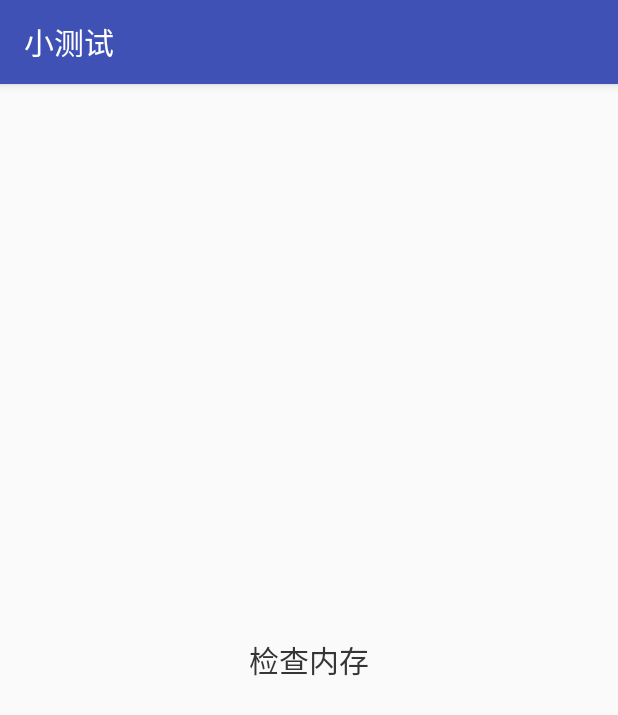
After one commit to 767455399/wq, an Android app: the LeakCanaryActivity screen opened directly, with no data from a screen before it, on a phone screen of 412 x 824 dp. The commit adds this screen. Shown: the top 715 px of the screen. Run offline under Robolectric (Android 15) with nearby library versions, the phone set to English and light mode, and no system bars.

Commit message:
1,添加webview开发中scheme，host的获取。 2，添加leakcanary内存泄漏监听。

```diff
--- a/app/build.gradle
+++ b/app/build.gradle
@@ -41,5 +41,9 @@ dependencies {
     compile "com.android.support:multidex:1.0.2"
     compile 'lib.gorden.rxbus2:rxbus:2.0.1'
 
+    debugCompile 'com.squareup.leakcanary:leakcanary-android:1.5'
+    releaseCompile 'com.squareup.leakcanary:leakcanary-android-no-op:1.5'
+    testCompile 'com.squareup.leakcanary:leakcanary-android-no-op:1.5'
+
 
 }
--- a/app/src/main/java/com/example/hasee/wq/activity/MainActivity.java
+++ b/app/src/main/java/com/example/hasee/wq/activity/MainActivity.java
@@ -12,11 +12,11 @@ import android.view.View;
 import android.widget.TextView;
 
 import com.example.hasee.wq.R;
-import com.example.hasee.wq.activity.menu.MenuActivity;
 import com.example.hasee.wq.fragment.ContentFragment;
 import com.example.hasee.wq.fragment.MineFragment;
 import com.example.hasee.wq.fragment.OrderFragment;
 import com.example.hasee.wq.fragment.ShopFragment;
+import com.example.hasee.wq.leakcanary.LeakCanaryActivity;
 
 public class MainActivity extends AppCompatActivity {
     private TabLayout tabLayout;
@@ -57,7 +57,7 @@ public class MainActivity extends AppCompatActivity {
             public void run() {
                 textView.setText("小泰科技");
 //                MenuActivity.actionStart(MainActivity.this,"王清","123");
-                startActivity(new Intent(MainActivity.this, MenuActivity.class));
+                startActivity(new Intent(MainActivity.this, LeakCanaryActivity.class));
             }
         }, 1000);
     }
--- /dev/null
+++ b/app/src/main/java/com/example/hasee/wq/leakcanary/LeakCanaryActivity.java
@@ -0,0 +1,54 @@
+package com.example.hasee.wq.leakcanary;
+
+import android.content.Intent;
+import android.os.Bundle;
+import android.support.v7.app.AppCompatActivity;
+import android.view.View;
+import android.widget.TextView;
+
+import com.example.hasee.wq.R;
+import com.example.hasee.wq.activity.LoginActivity;
+
+
+/**
+ * MainActivity 中点击按钮后，’test()’ 方法内部匿名内部类执行了耗时任务，并且同时 finish() 掉 MainActivity，但是此匿名内部类依然在运行任务，
+ * 并且隐式的持有 MainActivity 引用，导致 MainActivity 不能及时被 GC 回收，导致内存泄露。
+ */
+
+public class LeakCanaryActivity extends AppCompatActivity {
+    private TextView textView;
+
+    @Override
+    protected void onCreate(Bundle savedInstanceState) {
+        super.onCreate(savedInstanceState);
+        setContentView(R.layout.activity_leak_canary);
+        init();
+    }
+
+    private void init() {
+        textView=(TextView)findViewById(R.id.textView);
+        textView.setOnClickListener(new View.OnClickListener() {
+            @Override
+            public void onClick(View v) {
+                test();
+                finish();
+                startActivity(new Intent(LeakCanaryActivity.this, LoginActivity.class));
+            }
+        });
+    }
+
+    private void test() {
+        new Thread(new Runnable() {
+            @Override
+            public void run() {
+                while (true){
+                    try {
+                        Thread.sleep(1000);
+                    } catch (InterruptedException e) {
+                        e.printStackTrace();
+                    }
+                }
+            }
+        }).start();
+    }
+}
--- /dev/null
+++ b/app/src/main/res/layout/activity_leak_canary.xml
@@ -0,0 +1,18 @@
+<?xml version="1.0" encoding="utf-8"?>
+<android.support.constraint.ConstraintLayout xmlns:android="http://schemas.android.com/apk/res/android"
+    xmlns:app="http://schemas.android.com/apk/res-auto"
+    xmlns:tools="http://schemas.android.com/tools"
+    android:layout_width="match_parent"
+    android:layout_height="match_parent"
+    tools:context="com.example.hasee.wq.leakcanary.LeakCanaryActivity">
+
+    <TextView
+        android:id="@+id/textView"
+        android:layout_width="match_parent"
+        android:layout_height="match_parent"
+        android:textColor="@color/black_text"
+        android:textSize="20dp"
+        android:gravity="center"
+        android:text="检查内存"/>
+
+</android.support.constraint.ConstraintLayout>
```
Also changed, not shown: app/src/main/AndroidManifest.xml (+11 -2 lines), app/src/main/java/com/example/hasee/wq/activity/WebViewActivity.java (+22 -3 lines), app/src/main/java/com/example/hasee/wq/tools/ExampleApplication.java (added, +21 -0 lines).
